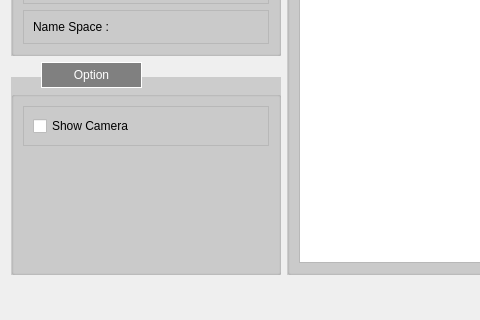
Before: the Qt Designer form code/Multi-Agent-Simulator/dlgROSI2I.ui in mhpark-etri/Multi-Agent-Simulator, drawn with Qt 5; both pictures show x 0 to 480 and y 319 to 639 of the 728 by 639 pixel window.
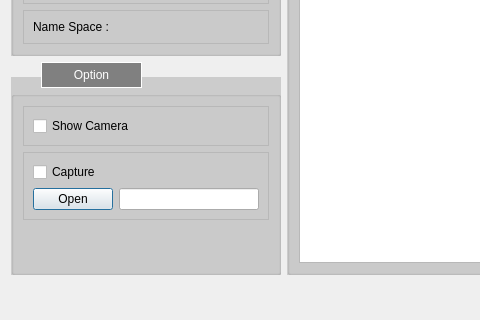
After: the same form once the commit is applied.

Commit message: ROS2 I2I Capture 수행 GUI 추가

Diff of the .ui file:
```diff
--- a/code/Multi-Agent-Simulator/dlgROSI2I.ui
+++ b/code/Multi-Agent-Simulator/dlgROSI2I.ui
@@ -280,6 +280,47 @@
                     </item>
                    </layout>
                   </item>
+                  <item>
+                   <layout class="QHBoxLayout" name="horizontalLayout_3">
+                    <item>
+                     <widget class="QFrame" name="frame_2">
+                      <property name="frameShape">
+                       <enum>QFrame::StyledPanel</enum>
+                      </property>
+                      <property name="frameShadow">
+                       <enum>QFrame::Raised</enum>
+                      </property>
+                      <layout class="QVBoxLayout" name="verticalLayout_2">
+                       <item>
+                        <widget class="QCheckBox" name="ckbROSI2ICapture">
+                         <property name="text">
+                          <string>Capture</string>
+                         </property>
+                        </widget>
+                       </item>
+                       <item>
+                        <layout class="QHBoxLayout" name="horizontalLayout_5">
+                         <item>
+                          <widget class="QPushButton" name="btnROSI2ICapturePathOpen">
+                           <property name="text">
+                            <string>Open</string>
+                           </property>
+                          </widget>
+                         </item>
+                         <item>
+                          <widget class="QLineEdit" name="leditROSI2ICapturePath">
+                           <property name="readOnly">
+                            <bool>true</bool>
+                           </property>
+                          </widget>
+                         </item>
+                        </layout>
+                       </item>
+                      </layout>
+                     </widget>
+                    </item>
+                   </layout>
+                  </item>
                   <item>
                    <spacer name="verticalSpacer_2">
                     <property name="orientation">
```
The commit also changes 1 other file.
